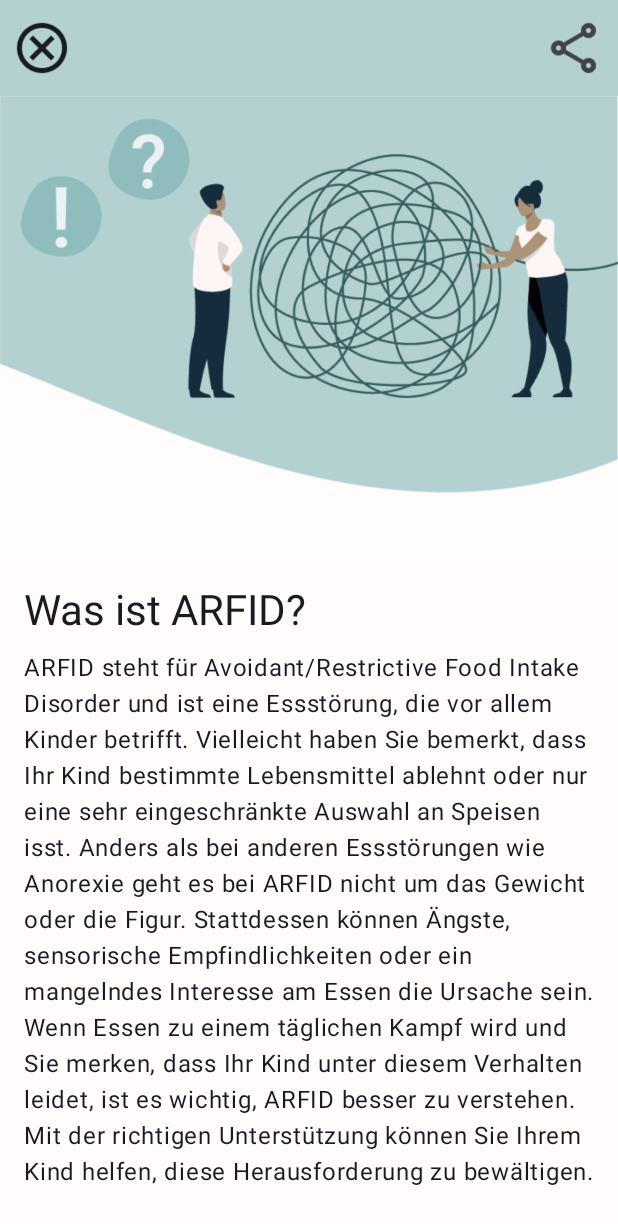
After one commit to 4a756c6961/arfid, an Android app built with Jetpack Compose: the AbschnittArfidVerstehen screen opened directly, with no data from a screen before it, on a phone screen of 412 x 824 dp. The commit adds this screen. Shown: the top 1224 px of the screen. Run offline under Robolectric (Android 15) with nearby library versions, the light colour scheme and no system bars.

Commit message:
Anfang von Abschnitt "Arfid verstehen"

```diff
--- a/app/src/main/AndroidManifest.xml
+++ b/app/src/main/AndroidManifest.xml
@@ -12,6 +12,9 @@
         android:supportsRtl="true"
         android:theme="@style/Theme.ARFID"
         tools:targetApi="31" >
+
+        <activity android:name=".AbschnittArfidVerstehen" />
+
         <activity
             android:name=".ParentActivity"
             android:exported="false"
@@ -38,6 +41,7 @@
                 <category android:name="android.intent.category.LAUNCHER" />
             </intent-filter>
         </activity>
+
     </application>
 
 </manifest>
--- /dev/null
+++ b/app/src/main/java/com/example/arfid/AbschnittArfidVerstehen.kt
@@ -0,0 +1,136 @@
+@file:OptIn(ExperimentalMaterial3Api::class)
+package com.example.arfid
+
+import android.os.Bundle
+import androidx.activity.ComponentActivity
+import androidx.activity.compose.setContent
+import com.example.arfid.ui.theme.ARFIDTheme
+import androidx.compose.foundation.Image
+import androidx.compose.foundation.background
+import androidx.compose.foundation.layout.*
+import androidx.compose.foundation.shape.RoundedCornerShape
+import androidx.compose.material3.*
+import androidx.compose.runtime.Composable
+import androidx.compose.ui.Alignment
+import androidx.compose.ui.Modifier
+import androidx.compose.ui.graphics.Color
+import androidx.compose.ui.layout.ContentScale
+import androidx.compose.ui.res.painterResource
+import androidx.compose.ui.res.stringResource
+import androidx.compose.ui.text.font.FontWeight
+import androidx.compose.ui.unit.dp
+import androidx.compose.ui.unit.sp
+
+class AbschnittArfidVerstehen : ComponentActivity() {
+    override fun onCreate(savedInstanceState: Bundle?) {
+        super.onCreate(savedInstanceState)
+        setContent {
+            ARFIDTheme {
+                AbschnittArfidVerstehenScreen()
+            }
+        }
+    }
+}
+
+@Composable
+fun AbschnittArfidVerstehenScreen() {
+    Scaffold(
+        topBar = {
+            TopAppBar(
+                title = {
+                    // Leere Box, da der Titel nicht benötigt wird (wie im Screenshot)
+                },
+                navigationIcon = {
+                    IconButton(onClick = { /* Aktion für Schließen */ }) {
+                        Icon(
+                            painter = painterResource(id = R.drawable.ic_close),
+                            contentDescription = "Schließen"
+                        )
+                    }
+                },
+                actions = {
+                    IconButton(onClick = { /* Aktion für Teilen */ }) {
+                        Icon(
+                            painter = painterResource(id = R.drawable.ic_share),
+                            contentDescription = "Teilen"
+                        )
+                    }
+                },
+                colors = TopAppBarDefaults.topAppBarColors(
+                    containerColor = Color(0xFFB4D1D1),
+                ),
+                modifier = Modifier.fillMaxWidth()
+            )
+        }
+    ) { innerPadding ->
+        Column(
+            modifier = Modifier
+                .fillMaxSize()
+                .padding(innerPadding)
+                .background(Color(0xFFFFFCFB))
+        ) {
+            // Bild oben
+            Image(
+                painter = painterResource(id = R.drawable.header_arfid_verstehen), // Header-Bild
+                contentDescription = "ARFID verstehen",
+                modifier = Modifier
+                    .fillMaxWidth()
+                    .aspectRatio(16f / 12f),
+                        contentScale = ContentScale.Crop
+            )
+
+            Column(
+                modifier = Modifier
+                    .fillMaxWidth()
+                    .padding(horizontal = 16.dp) // Padding an den Seiten
+            ) {
+                Text(
+                    text = stringResource(id = R.string.title_Slide_1),
+                    style = MaterialTheme.typography.headlineMedium,
+                    modifier = Modifier.padding(top = 16.dp, bottom = 8.dp) // Optional: zusätzliches Padding oben/unten
+                )
+                Text(
+                    text = stringResource(id = R.string.content_Slide_1)
+                )
+            }
+
+            Spacer(modifier = Modifier.weight(1f))
+
+            // Buttons unten
+            Row(
+                modifier = Modifier
+                    .fillMaxWidth()
+                    .padding(vertical = 16.dp, horizontal = 16.dp),
+                horizontalArrangement = Arrangement.SpaceBetween
+            ) {
+                Button(
+                    onClick = { /* Zurück-Aktion */ },
+                    modifier = Modifier
+                        .weight(1f)
+                        .padding(end = 8.dp),
+                    colors = ButtonDefaults.buttonColors(
+                        containerColor = Color(0xFFECECEC),
+                        contentColor = Color.Gray
+                    ),
+                    shape = RoundedCornerShape(100.dp)
+                ) {
+                    Text(text = "Zurück")
+                }
+
+                Button(
+                    onClick = { /* Weiter-Aktion */ },
+                    modifier = Modifier
+                        .weight(1f)
+                        .padding(start = 8.dp),
+                    colors = ButtonDefaults.buttonColors(
+                        containerColor = Color(0xFFFF7350),
+                        contentColor = Color.White
+                    ),
+                    shape = RoundedCornerShape(100.dp)
+                ) {
+                    Text(text = "Weiter")
+                }
+            }
+        }
+    }
+}
--- a/app/src/main/res/values/strings.xml
+++ b/app/src/main/res/values/strings.xml
@@ -22,4 +22,35 @@
     <string name="card_kind_subheadline">Ich bin selbst von ARFID betroffen.</string>
     <string name="Greeting">Greeting</string>
 
+    <!-- Bereich ARFID verstehen -->
+
+    <!-- Titel -->
+    <string name="title_Slide_1">Was ist ARFID?</string>
+    <string name="title_Slide_2">Symptome erkennen</string>
+
+    <!-- Beschreibungen -->
+    <string name="content_Slide_1">
+        ARFID steht für Avoidant/Restrictive Food Intake Disorder und ist eine Essstörung, die vor allem Kinder betrifft.
+        Vielleicht haben Sie bemerkt, dass Ihr Kind bestimmte Lebensmittel ablehnt oder nur eine sehr eingeschränkte Auswahl an Speisen isst.
+        Anders als bei anderen Essstörungen wie Anorexie geht es bei ARFID nicht um das Gewicht oder die Figur.
+        Stattdessen können Ängste, sensorische Empfindlichkeiten oder ein mangelndes Interesse am Essen die Ursache sein.
+        Wenn Essen zu einem täglichen Kampf wird und Sie merken, dass Ihr Kind unter diesem Verhalten leidet,
+        ist es wichtig, ARFID besser zu verstehen.
+        Mit der richtigen Unterstützung können Sie Ihrem Kind helfen, diese Herausforderung zu bewältigen.
+    </string>
+    <string name="content_Slide_2">
+        Es ist normal, dass Kinder manchmal wählerisch beim Essen sind. Aber wie können Sie erkennen, ob das Verhalten Ihres Kindes auf ARFID hinweist? Achten Sie auf diese Anzeichen:
+
+        • Ihr Kind isst nur eine kleine Auswahl an Lebensmitteln. Vielleicht isst Ihr Kind immer dieselben Gerichte, wie trockene Nudeln, Toast oder bestimmte Snacks, und weigert sich, Neues zu probieren.
+
+        • Ihr Kind zeigt starke Ablehnung gegenüber bestimmten Lebensmitteln. Konsistenzen, Farben oder Gerüche können bei Ihrem Kind Ekel oder sogar Angst auslösen.
+
+        • Ihr Kind meidet Mahlzeiten in sozialen Situationen. Es möchte vielleicht nicht bei Familienessen oder Geburtstagen teilnehmen, weil es sich beim Essen unwohl fühlt.
+
+        • Körperliche Veränderungen sind sichtbar. Sie bemerken, dass Ihr Kind an Gewicht verliert, langsamer wächst oder Nahrungsergänzungsmittel benötigt.
+
+        Wenn Sie sich in diesen Punkten wiedererkennen, könnte ARFID die Ursache sein. Je früher Sie handeln, desto besser können Sie Ihrem Kind helfen.
+    </string>
+
+
 </resources>
```
Also changed, not shown: app/src/main/java/com/example/arfid/AbschnittSymptomeErkennen.kt (added, +133 -0 lines), app/src/main/java/com/example/arfid/ParentActivity.kt (+13 -5 lines), app/src/main/res/drawable/header_arfid_verstehen.png (added), app/src/main/res/drawable/ic_close.png (added), app/src/main/res/drawable/ic_share.png (added).
